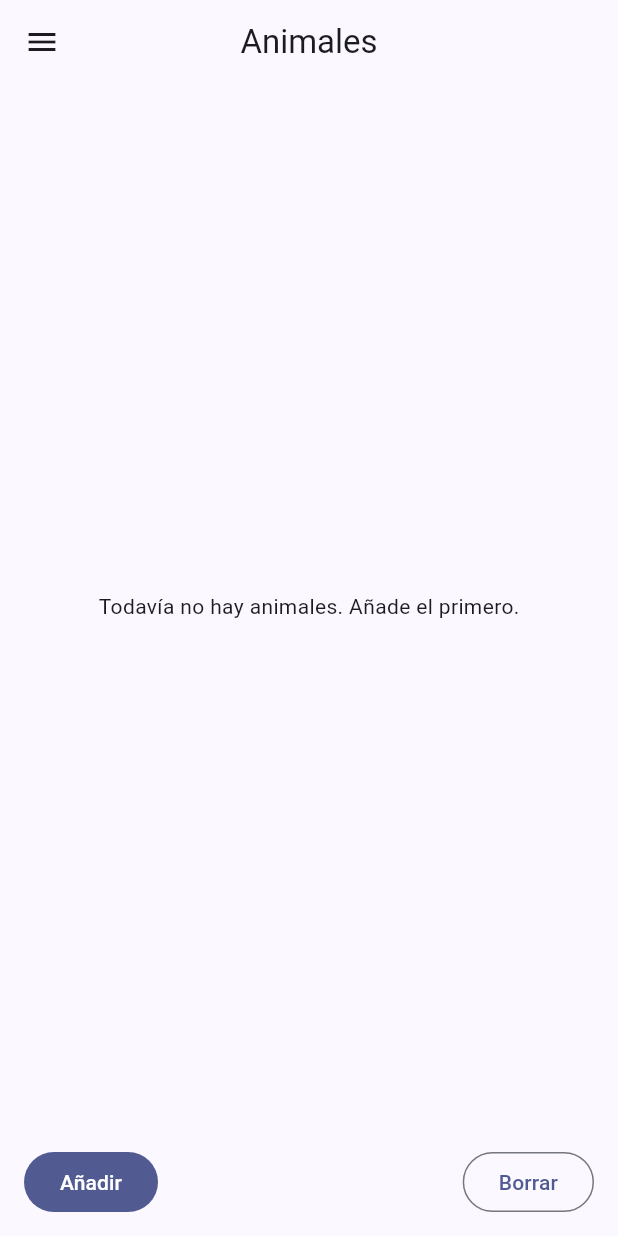
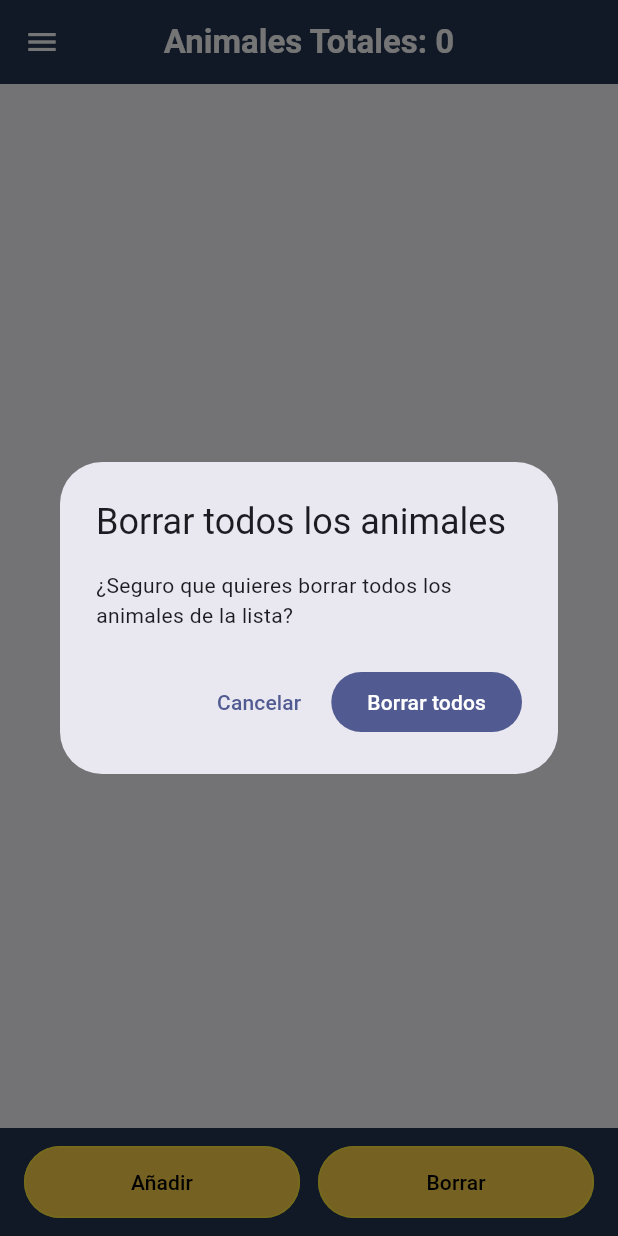
Before and after one commit to Kilian-Salesianos/pgl_p2_myportfolio, a Flutter app: the AnimalCrudScreen screen opened by its route, after a tap on "Borrar", on a phone screen of 412 x 824 dp. Run offline on Flutter 3.47's test engine with Material 3 defaults, Android fonts, the phone set to English and light mode, and no system bars; our stand-ins replace go_router, qr_flutter.

Commit message:
añadimos imagenes en categoria, cambiamos los botones del footer de el crud screen y reusamos el estilo que teniamos en porfolio

```diff
--- a/lib/main.dart
+++ b/lib/main.dart
@@ -1,7 +1,7 @@
 import 'package:flutter/material.dart';
 import 'package:go_router/go_router.dart';
 
-import 'screens/animal_crud-screen.dart';
+import 'screens/animal_crud_screen.dart';
 import 'screens/home_screen.dart';
 import 'screens/porfolio_screen.dart';
 
--- a/lib/screens/animal_crud-screen.dart
+++ b/lib/screens/animal_crud_screen.dart
@@ -1,15 +1,31 @@
 import 'package:flutter/material.dart';
 
+import '../styles/styles.dart';
 import '../widgets/app_drawer.dart';
+import '../widgets/portfolio_footer_button.dart';
 
 const _animalCategories = [
   'Mamífero',
   'Ave',
   'Reptil',
-  'Anfibio',
   'Pez',
-  'Invertebrado',
+  'Coleópteros',
+  'Moluscos',
+  'Arácnidos',
+  'Lepidópteros',
 ];
+
+String _categoryImagePath(String category) => switch (category) {
+  'Mamífero' => 'lib/images/imagen-mamifero.jpg',
+  'Ave' => 'lib/images/imagen-ave.jpg',
+  'Reptil' => 'lib/images/imagen-reptil.jpg',
+  'Pez' => 'lib/images/imagen-pez.jpg',
+  'Coleópteros' => 'lib/images/imagen-coleoptero.jpg',
+  'Moluscos' => 'lib/images/imagen-molusco.jpg',
+  'Arácnidos' => 'lib/images/imagen-aracnido.jpg',
+  'Lepidópteros' => 'lib/images/imagen-lepidoptero.jpg',
+  _ => throw ArgumentError.value(category, 'category', 'Categoría desconocida'),
+};
 
 class AnimalCrudScreen extends StatefulWidget {
   const AnimalCrudScreen({super.key});
@@ -32,10 +48,45 @@ class _AnimalCrudScreenState extends State<AnimalCrudScreen> {
     }
   }
 
+  Future<void> _deleteAllAnimals() async {
+    final shouldDelete = await showDialog<bool>(
+      context: context,
+      builder: (context) => AlertDialog(
+        title: const Text('Borrar todos los animales'),
+        content: const Text(
+          '¿Seguro que quieres borrar todos los animales de la lista?',
+        ),
+        actions: [
+          TextButton(
+            onPressed: () => Navigator.of(context).pop(false),
+            child: const Text('Cancelar'),
+          ),
+          FilledButton(
+            onPressed: () => Navigator.of(context).pop(true),
+            child: const Text('Borrar todos'),
+          ),
+        ],
+      ),
+    );
+
+    if (shouldDelete == true && mounted) {
+      setState(_animals.clear);
+    }
+  }
+
   @override
   Widget build(BuildContext context) {
     return Scaffold(
-      appBar: AppBar(title: const Text('Animales'), centerTitle: true),
+      appBar: AppBar(
+        title: Text('Animales Totales: ${_animals.length}'),
+        centerTitle: true,
+        backgroundColor: porfolioHeaderStyle.backgroundColor,
+        foregroundColor: porfolioHeaderStyle.foregroundColor,
+        titleTextStyle: Theme.of(context).textTheme.titleLarge?.copyWith(
+          color: porfolioHeaderStyle.foregroundColor,
+          fontWeight: porfolioHeaderStyle.fontWeight,
+        ),
+      ),
       drawer: const AppDrawer(),
       body: _animals.isEmpty
           ? const Center(
@@ -48,23 +99,56 @@ class _AnimalCrudScreenState extends State<AnimalCrudScreen> {
                 final animal = _animals[index];
                 return Card(
                   child: ListTile(
-                    leading: const CircleAvatar(child: Icon(Icons.pets)),
+                    leading: ClipRRect(
+                      borderRadius: BorderRadius.circular(8),
+                      child: Image.asset(
+                        _categoryImagePath(animal.category),
+                        width: 48,
+                        height: 48,
+                        fit: BoxFit.cover,
+                      ),
+                    ),
                     title: Text(animal.name),
                     subtitle: Text(animal.description),
-                    trailing: Chip(label: Text(animal.category)),
+                    trailing: Row(
+                      mainAxisSize: MainAxisSize.min,
+                      children: [
+                        Chip(label: Text(animal.category)),
+                        IconButton(
+                          tooltip: 'Borrar ${animal.name}',
+                          onPressed: () {
+                            setState(() => _animals.remove(animal));
+                          },
+                          icon: const Icon(Icons.delete_outline),
+                        ),
+                      ],
+                    ),
                   ),
                 );
               },
             ),
       bottomNavigationBar: SafeArea(
         top: false,
-        child: Padding(
-          padding: const EdgeInsets.symmetric(horizontal: 16, vertical: 12),
+        child: Container(
+          height: 72,
+          width: double.infinity,
+          color: porfolioFooterStyle.backgroundColor,
+          padding: const EdgeInsets.symmetric(horizontal: 16, vertical: 10),
           child: Row(
-            mainAxisAlignment: MainAxisAlignment.spaceBetween,
             children: [
-              FilledButton(onPressed: _addAnimal, child: const Text('Añadir')),
-              OutlinedButton(onPressed: () {}, child: const Text('Borrar')),
+              Expanded(
+                child: PortfolioFooterButton(
+                  label: 'Añadir',
+                  onPressed: _addAnimal,
+                ),
+              ),
+              const SizedBox(width: 12),
+              Expanded(
+                child: PortfolioFooterButton(
+                  label: 'Borrar',
+                  onPressed: _deleteAllAnimals,
+                ),
+              ),
             ],
           ),
         ),
@@ -147,7 +231,7 @@ class _AnimalDialogState extends State<_AnimalDialog> {
                     : null,
               ),
               DropdownButtonFormField<String>(
-                value: _selectedCategory,
+                initialValue: _selectedCategory,
                 decoration: const InputDecoration(labelText: 'Categoría'),
                 items: _animalCategories
                     .map(
--- /dev/null
+++ b/lib/widgets/portfolio_footer_button.dart
@@ -0,0 +1,40 @@
+import 'package:flutter/material.dart';
+
+import '../styles/styles.dart';
+
+class PortfolioFooterButton extends StatelessWidget {
+  const PortfolioFooterButton({
+    super.key,
+    required this.label,
+    required this.onPressed,
+    this.selected = true,
+  });
+
+  final String label;
+  final VoidCallback onPressed;
+  final bool selected;
+
+  @override
+  Widget build(BuildContext context) {
+    return SizedBox(
+      height: 48,
+      child: FilledButton(
+        style: FilledButton.styleFrom(
+          backgroundColor: selected
+              ? porfolioNavigationSelectedStyle.backgroundColor
+              : porfolioNavigationUnselectedStyle.backgroundColor,
+          foregroundColor: selected
+              ? porfolioNavigationSelectedStyle.foregroundColor
+              : porfolioNavigationUnselectedStyle.foregroundColor,
+          side: BorderSide(
+            color: selected
+                ? porfolioNavigationSelectedStyle.borderColor
+                : porfolioNavigationUnselectedStyle.borderColor,
+          ),
+        ),
+        onPressed: onPressed,
+        child: Text(label),
+      ),
+    );
+  }
+}
--- a/pubspec.yaml
+++ b/pubspec.yaml
@@ -20,7 +20,4 @@ dev_dependencies:
 flutter:
   uses-material-design: true
   assets:
-    - lib/images/background-image.jpg
-    - lib/images/004_Rokiki.png
-    - lib/images/imagen-porfolio-icono.png
-    - lib/images/imagen-porfolio-qr.png
+    - lib/images/
```
Also changed, not shown: lib/widgets/portfolio_navigation_bar.dart (+3 -41 lines), lib/images/imagen-aracnido.jpg (added), lib/images/imagen-ave.jpg (added), lib/images/imagen-categoria.jpg (added), lib/images/imagen-lepidoptero.jpg (added), lib/images/imagen-mamifero.jpg (added), lib/images/imagen-molusco.jpg (added), lib/images/imagen-pez.jpg (added), lib/images/imagen-reptil.jpg (added), 1 other file.
